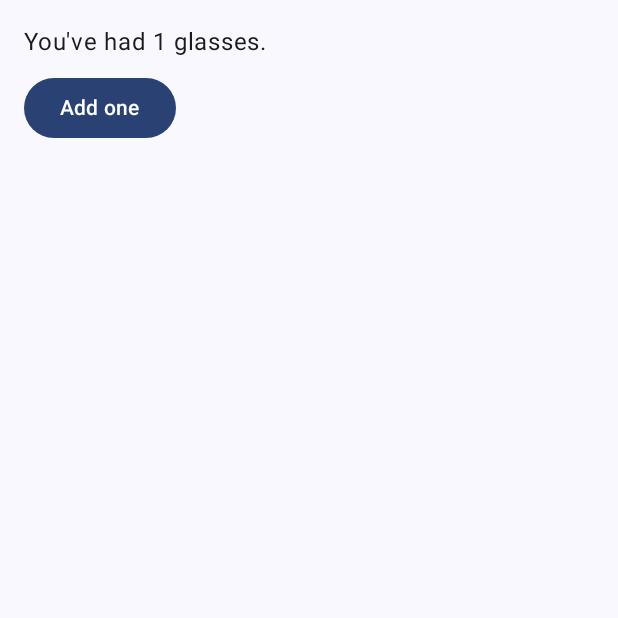
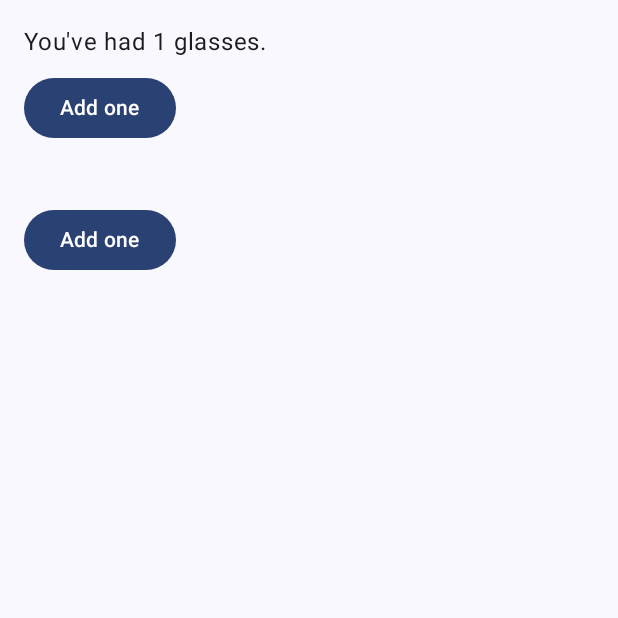
Before and after one commit to singh36Pushpendra/state-in-jetpack-compose, an Android app built with Jetpack Compose: the screen it shows after launch (MainActivity), after a tap on "Add one", on a phone screen of 412 x 824 dp, the top half of it. Run offline under Robolectric (Android 15) with nearby library versions, the phone set to English and light mode, and no system bars.

Commit message:
created stateless and statefull composable

```diff
--- /dev/null
+++ b/app/src/main/java/com/mypractices/basicsstatecodelab/ui/StatefulCounter.kt
@@ -0,0 +1,23 @@
+package com.mypractices.basicsstatecodelab.ui
+
+import androidx.compose.foundation.layout.Column
+import androidx.compose.runtime.Composable
+import androidx.compose.runtime.getValue
+import androidx.compose.runtime.mutableStateOf
+import androidx.compose.runtime.saveable.rememberSaveable
+import androidx.compose.runtime.setValue
+import androidx.compose.ui.Modifier
+
+@Composable
+fun StatefulCounter(modifier: Modifier = Modifier) {
+    var waterCount by rememberSaveable {
+        mutableStateOf(0)
+    }
+    var juiceCount by rememberSaveable {
+        mutableStateOf(0)
+    }
+    Column {
+        StatelessCounter(count = waterCount, onIcrement = { waterCount++ }, modifier)
+        StatelessCounter(count = juiceCount, onIcrement = { juiceCount++ }, modifier)
+    }
+}
--- /dev/null
+++ b/app/src/main/java/com/mypractices/basicsstatecodelab/ui/StatelessCounter.kt
@@ -0,0 +1,23 @@
+package com.mypractices.basicsstatecodelab.ui
+
+import androidx.compose.foundation.layout.Column
+import androidx.compose.foundation.layout.padding
+import androidx.compose.material3.Button
+import androidx.compose.material3.Text
+import androidx.compose.runtime.Composable
+import androidx.compose.ui.Modifier
+import androidx.compose.ui.unit.dp
+
+@Composable
+fun StatelessCounter(count: Int, onIcrement: () -> Unit, modifier: Modifier = Modifier) {
+    Column(
+        modifier = modifier.padding(16.dp)
+    ) {
+        if (count > 0) {
+            Text(text = "You've had $count glasses.")
+        }
+        Button(onClick = onIcrement, Modifier.padding(top = 8.dp), enabled = count < 10) {
+            Text(text = "Add one")
+        }
+    }
+}
--- a/app/src/main/java/com/mypractices/basicsstatecodelab/ui/WellnessScreen.kt
+++ b/app/src/main/java/com/mypractices/basicsstatecodelab/ui/WellnessScreen.kt
@@ -5,5 +5,5 @@ import androidx.compose.ui.Modifier
 
 @Composable
 fun WellnessScreen(modifier: Modifier = Modifier) {
-    WaterCounter(modifier)
+    StatefulCounter(modifier)
 }
```
